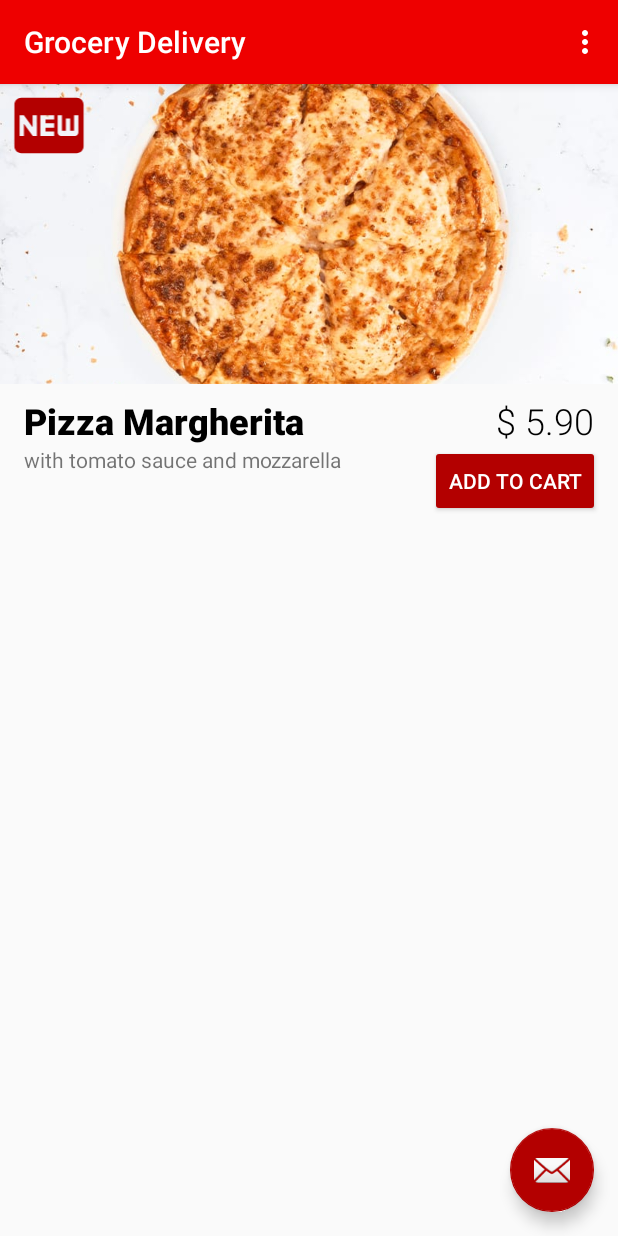
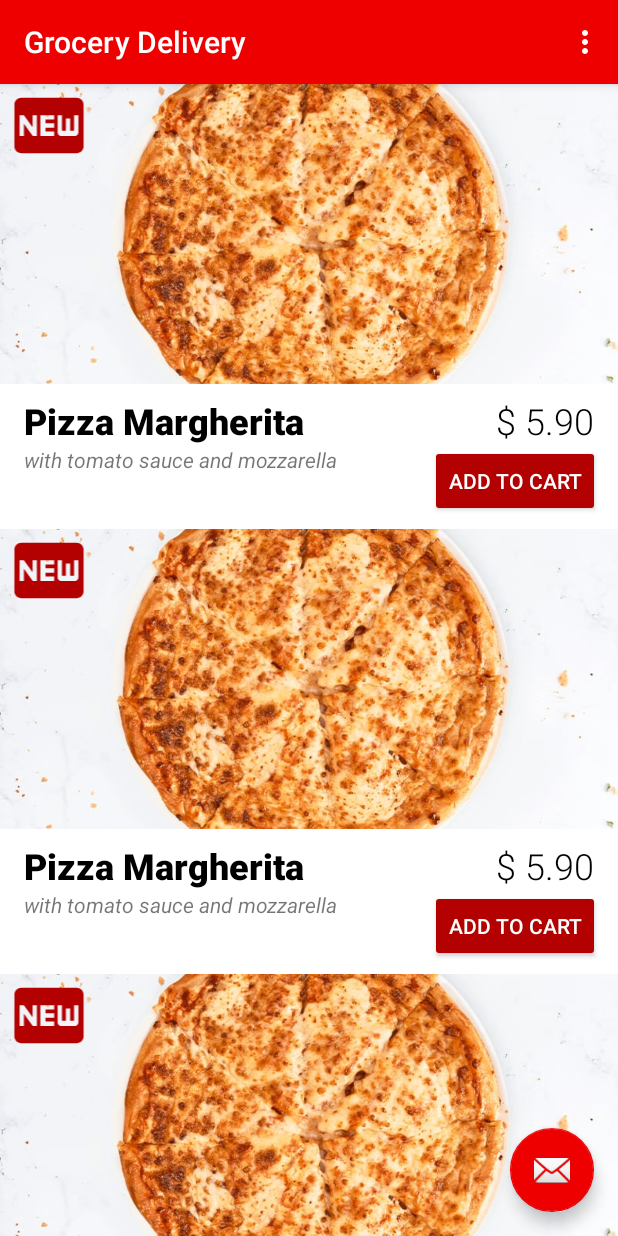
Before and after one commit to JanPachimari/GroceryDelivery, an Android app: the screen it shows after launch (MainActivity), on a phone screen of 412 x 824 dp. Run offline under Robolectric (Android 15) with nearby library versions, the phone set to English and light mode, and no system bars.

Commit message:
Created recycler view

```diff
--- a/app/src/main/java/com/example/grocerydelivery/FirstFragment.kt
+++ b/app/src/main/java/com/example/grocerydelivery/FirstFragment.kt
@@ -6,7 +6,10 @@ import android.view.LayoutInflater
 import android.view.View
 import android.view.ViewGroup
 import android.widget.Button
+import android.widget.LinearLayout
 import androidx.navigation.fragment.findNavController
+import androidx.recyclerview.widget.LinearLayoutManager
+import kotlinx.android.synthetic.main.fragment_first.*
 
 /**
  * A simple [Fragment] subclass as the default destination in the navigation.
@@ -24,8 +27,15 @@ class FirstFragment : Fragment() {
     override fun onViewCreated(view: View, savedInstanceState: Bundle?) {
         super.onViewCreated(view, savedInstanceState)
 
-        view.findViewById<Button>(R.id.button_first).setOnClickListener {
+/*        view.findViewById<Button>(R.id.button_first).setOnClickListener {
             findNavController().navigate(R.id.action_FirstFragment_to_SecondFragment)
         }
+ */
+
+        dishRecyclerView.apply {
+            layoutManager = LinearLayoutManager(activity)
+            adapter = dishAdapter()
+        }
+
     }
 }
--- /dev/null
+++ b/app/src/main/java/com/example/grocerydelivery/dishAdapter.kt
@@ -0,0 +1,25 @@
+package com.example.grocerydelivery
+
+import android.view.LayoutInflater
+import android.view.View
+import android.view.ViewGroup
+import androidx.recyclerview.widget.RecyclerView
+
+class dishAdapter : RecyclerView.Adapter<dishAdapter.ViewHolder>() {
+
+    override fun onCreateViewHolder(parent: ViewGroup, viewType: Int): ViewHolder {
+        val view = LayoutInflater.from(parent.context)
+            .inflate(R.layout.a_single_dish, parent, false)
+        return ViewHolder(view)
+    }
+
+    override fun getItemCount() = 6
+
+    override fun onBindViewHolder(holder: ViewHolder, position: Int) {
+
+    }
+
+    class ViewHolder(view: View) : RecyclerView.ViewHolder(view) {
+
+    }
+}
--- /dev/null
+++ b/app/src/main/res/layout/a_single_dish.xml
@@ -0,0 +1,75 @@
+<?xml version="1.0" encoding="utf-8"?>
+<androidx.constraintlayout.widget.ConstraintLayout xmlns:android="http://schemas.android.com/apk/res/android"
+    xmlns:app="http://schemas.android.com/apk/res-auto"
+    android:layout_width="match_parent"
+    android:layout_height="wrap_content">
+
+    <Button
+        android:id="@+id/button_first"
+        android:layout_width="wrap_content"
+        android:layout_height="wrap_content"
+        android:layout_marginEnd="12dp"
+        android:layout_marginBottom="8dp"
+        android:backgroundTint="#B30000"
+        android:text="add to cart"
+        android:textColor="#FFFFFF"
+        app:layout_constraintBottom_toBottomOf="parent"
+        app:layout_constraintEnd_toEndOf="parent"
+        app:layout_constraintTop_toBottomOf="@+id/textView2" />
+
+    <ImageView
+        android:id="@+id/imageView"
+        android:layout_width="0dp"
+        android:layout_height="200dp"
+        android:scaleType="centerCrop"
+        android:src="@drawable/pizza_margherita"
+        app:layout_constraintEnd_toEndOf="parent"
+        app:layout_constraintStart_toStartOf="parent"
+        app:layout_constraintTop_toTopOf="parent" />
+
+    <TextView
+        android:id="@+id/textView"
+        android:layout_width="wrap_content"
+        android:layout_height="wrap_content"
+        android:layout_marginStart="16dp"
+        android:layout_marginTop="8dp"
+        android:fontFamily="sans-serif-black"
+        android:text="Pizza Margherita"
+        android:textColor="#000000"
+        android:textSize="24sp"
+        android:textStyle="bold"
+        app:layout_constraintStart_toStartOf="parent"
+        app:layout_constraintTop_toBottomOf="@+id/imageView" />
+
+    <ImageView
+        android:id="@+id/imageView2"
+        android:layout_width="65dp"
+        android:layout_height="55dp"
+        android:src="@drawable/ic_baseline_fiber_new_24"
+        app:layout_constraintStart_toStartOf="parent"
+        app:layout_constraintTop_toTopOf="@+id/imageView" />
+
+    <TextView
+        android:id="@+id/textView2"
+        android:layout_width="wrap_content"
+        android:layout_height="wrap_content"
+        android:layout_marginTop="8dp"
+        android:layout_marginEnd="16dp"
+        android:fontFamily="sans-serif-light"
+        android:text="$ 5.90"
+        android:textColor="#000000"
+        android:textSize="24sp"
+        app:layout_constraintEnd_toEndOf="parent"
+        app:layout_constraintTop_toBottomOf="@+id/imageView" />
+
+    <TextView
+        android:id="@+id/textView3"
+        android:layout_width="wrap_content"
+        android:layout_height="wrap_content"
+        android:layout_marginStart="16dp"
+        android:text="with tomato sauce and mozzarella"
+        android:textStyle="italic"
+        app:layout_constraintStart_toStartOf="parent"
+        app:layout_constraintTop_toBottomOf="@+id/textView" />
+
+</androidx.constraintlayout.widget.ConstraintLayout>
--- a/app/src/main/res/layout/activity_main.xml
+++ b/app/src/main/res/layout/activity_main.xml
@@ -4,6 +4,7 @@
     xmlns:tools="http://schemas.android.com/tools"
     android:layout_width="match_parent"
     android:layout_height="match_parent"
+    android:background="#FFFFFF"
     tools:context=".MainActivity">
 
     <com.google.android.material.appbar.AppBarLayout
@@ -28,6 +29,7 @@
         android:layout_height="wrap_content"
         android:layout_gravity="bottom|end"
         android:layout_margin="@dimen/fab_margin"
+        app:backgroundTint="#EE0000"
         app:srcCompat="@android:drawable/ic_dialog_email" />
 
 </androidx.coordinatorlayout.widget.CoordinatorLayout>
--- a/app/src/main/res/layout/fragment_first.xml
+++ b/app/src/main/res/layout/fragment_first.xml
@@ -6,68 +6,12 @@
     android:layout_height="match_parent"
     tools:context=".FirstFragment">
 
-    <Button
-        android:id="@+id/button_first"
-        android:layout_width="wrap_content"
-        android:layout_height="wrap_content"
-        android:layout_marginEnd="12dp"
-        android:backgroundTint="#B30000"
-        android:text="add to cart"
-        android:textColor="#FFFFFF"
-        app:layout_constraintEnd_toEndOf="parent"
-        app:layout_constraintTop_toBottomOf="@+id/textView2" />
-
-    <ImageView
-        android:id="@+id/imageView"
+    <androidx.recyclerview.widget.RecyclerView
+        android:id="@+id/dishRecyclerView"
         android:layout_width="0dp"
-        android:layout_height="200dp"
-        android:scaleType="centerCrop"
-        android:src="@drawable/pizza_margherita"
+        android:layout_height="0dp"
+        app:layout_constraintBottom_toBottomOf="parent"
         app:layout_constraintEnd_toEndOf="parent"
         app:layout_constraintStart_toStartOf="parent"
         app:layout_constraintTop_toTopOf="parent" />
-
-    <TextView
-        android:id="@+id/textView"
-        android:layout_width="wrap_content"
-        android:layout_height="wrap_content"
-        android:layout_marginStart="16dp"
-        android:layout_marginTop="8dp"
-        android:fontFamily="sans-serif-black"
-        android:text="Pizza Margherita"
-        android:textColor="#000000"
-        android:textSize="24sp"
-        android:textStyle="bold"
-        app:layout_constraintStart_toStartOf="parent"
-        app:layout_constraintTop_toBottomOf="@+id/imageView" />
-
-    <ImageView
-        android:id="@+id/imageView2"
-        android:layout_width="65dp"
-        android:layout_height="55dp"
-        android:src="@drawable/ic_baseline_fiber_new_24"
-        app:layout_constraintStart_toStartOf="parent"
-        app:layout_constraintTop_toTopOf="@+id/imageView" />
-
-    <TextView
-        android:id="@+id/textView2"
-        android:layout_width="wrap_content"
-        android:layout_height="wrap_content"
-        android:layout_marginTop="8dp"
-        android:layout_marginEnd="16dp"
-        android:fontFamily="sans-serif-light"
-        android:text="$ 5.90"
-        android:textColor="#000000"
-        android:textSize="24sp"
-        app:layout_constraintEnd_toEndOf="parent"
-        app:layout_constraintTop_toBottomOf="@+id/imageView" />
-
-    <TextView
-        android:id="@+id/textView3"
-        android:layout_width="wrap_content"
-        android:layout_height="wrap_content"
-        android:layout_marginStart="16dp"
-        android:text="with tomato sauce and mozzarella"
-        app:layout_constraintStart_toStartOf="parent"
-        app:layout_constraintTop_toBottomOf="@+id/textView" />
 </androidx.constraintlayout.widget.ConstraintLayout>
```
